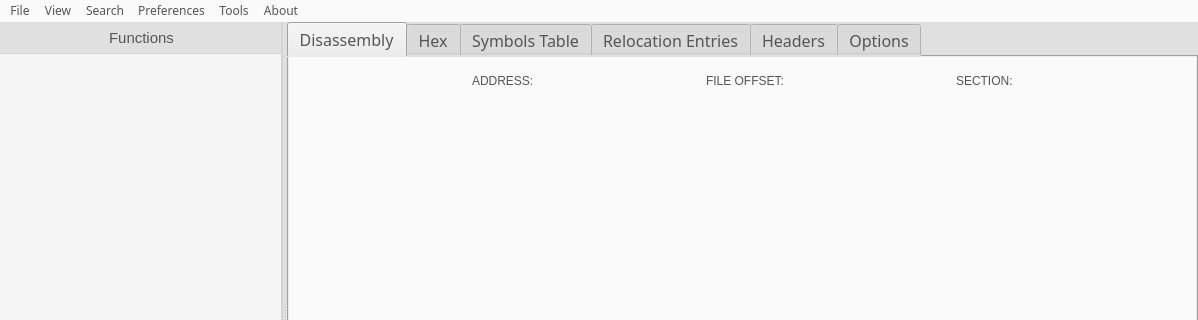
Qt form src/mainwindow.ui (jubal-R/ObjGui) before a commit; both pictures show x 0 to 1198 and y 0 to 320 of the 1198 by 624 pixel window.
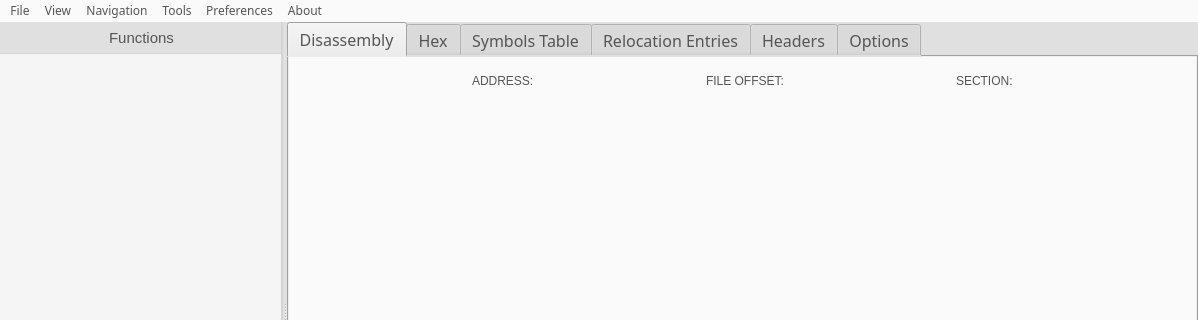
The same form after that commit.

What changed in the file:
```diff
--- a/src/mainwindow.ui
+++ b/src/mainwindow.ui
@@ -1075,7 +1075,7 @@
    </widget>
    <widget class="QMenu" name="menuSearch">
     <property name="title">
-     <string>Search</string>
+     <string>Navigation</string>
     </property>
     <addaction name="actionGo_To_Address"/>
    </widget>
@@ -1097,8 +1097,8 @@
    <addaction name="menuFile"/>
    <addaction name="menuView"/>
    <addaction name="menuSearch"/>
-   <addaction name="menuPreferences"/>
    <addaction name="menuTools"/>
+   <addaction name="menuPreferences"/>
    <addaction name="menuAbout"/>
   </widget>
   <action name="actionOpen">
```
Left out of the diff: 11 changed lines with no effect on the pictures.
